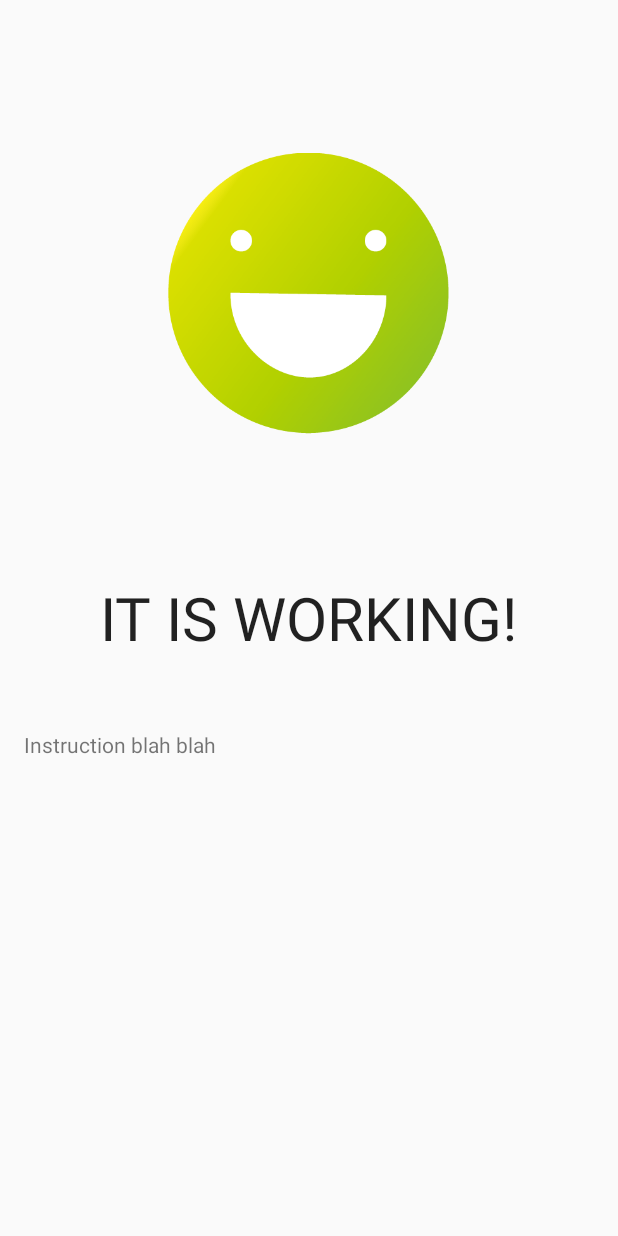
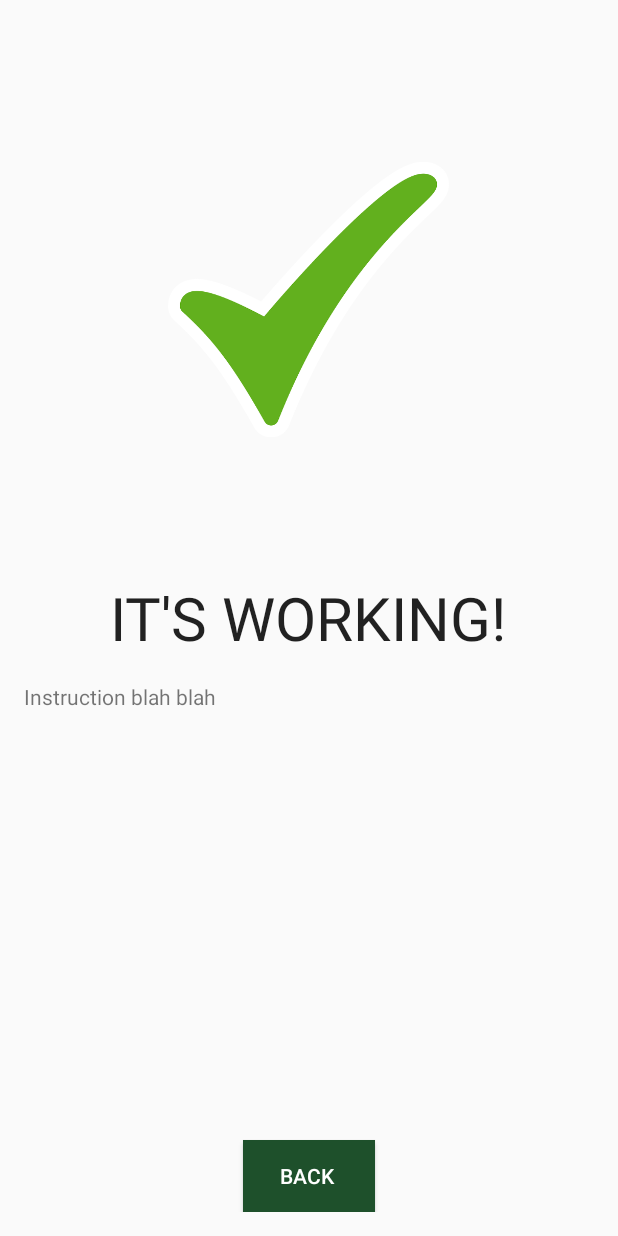
Before and after one commit to rbushko/bnkr, an Android app: the WorkingActivity screen opened directly, with no data from a screen before it, on a phone screen of 412 x 824 dp. Run offline under Robolectric (Android 15) with nearby library versions, the phone set to English and light mode, and no system bars; libraries missing offline, so code that uses them is left out: retrofit.converter; pictures from the network do not load; 4 statements that could not run were skipped.

Commit message:
Added a check mark

```diff
--- a/app/src/main/res/layout/activity_working.xml
+++ b/app/src/main/res/layout/activity_working.xml
@@ -13,7 +13,7 @@
         android:layout_width="wrap_content"
         android:layout_height="wrap_content"
         android:textAppearance="?android:attr/textAppearanceLarge"
-        android:text="IT IS WORKING!"
+        android:text="IT&apos;S WORKING!"
         android:id="@+id/workingMessage"
         android:layout_centerVertical="true"
         android:layout_centerHorizontal="true"
@@ -35,7 +35,7 @@
             android:id="@+id/smileFace"
             android:layout_gravity="center_horizontal"
             android:layout_weight="0.87"
-            android:src="@mipmap/smile" />
+            android:src="@drawable/checkMark" />
     </LinearLayout>
 
     <TextView
@@ -43,12 +43,22 @@
         android:layout_height="wrap_content"
         android:text="Instruction blah blah"
         android:id="@+id/instruction"
+        android:layout_marginTop="16dp"
         android:layout_below="@+id/workingMessage"
         android:layout_alignParentLeft="true"
         android:layout_alignParentStart="true"
-        android:layout_marginTop="48dp"
-        android:layout_alignParentBottom="true"
         android:layout_alignParentRight="true"
         android:layout_alignParentEnd="true" />
 
+    <Button
+        android:layout_width="wrap_content"
+        android:layout_height="wrap_content"
+        android:text="BACK "
+        android:id="@+id/button"
+        android:background="#1e502b"
+        android:textColor="#ffffff"
+        android:layout_gravity="center_horizontal|top"
+        android:layout_alignParentBottom="true"
+        android:layout_centerHorizontal="true" />
+
 </RelativeLayout>
```
Also changed, not shown: app/src/main/res/drawable-xhdpi/checkMark.png (added).
